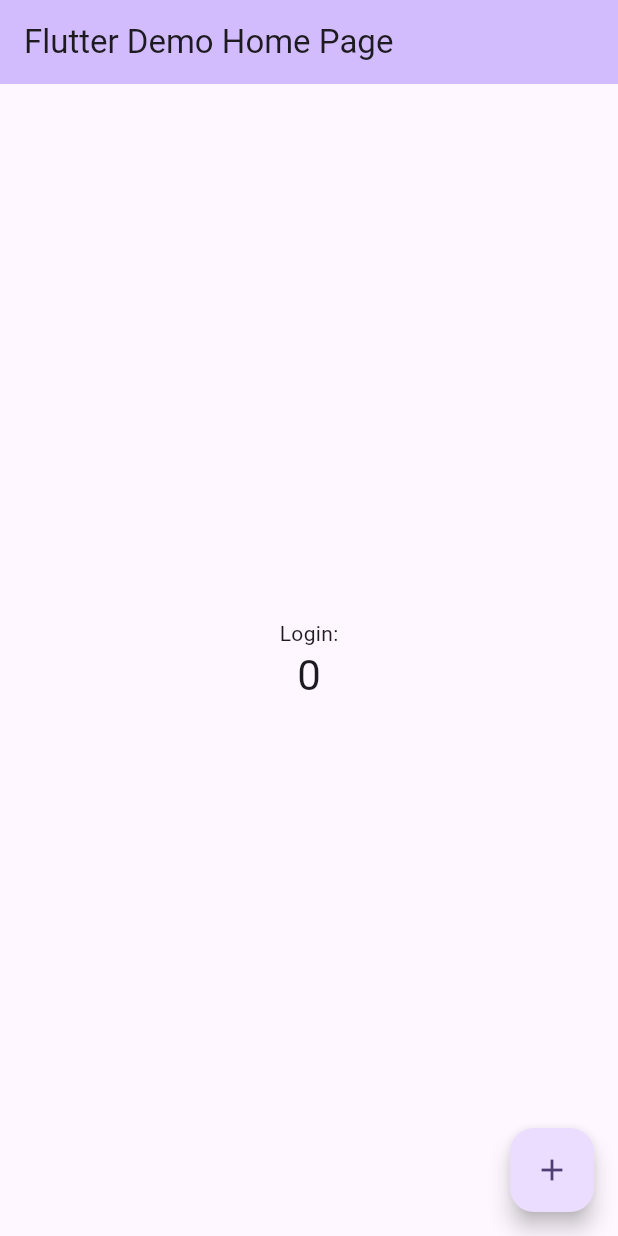
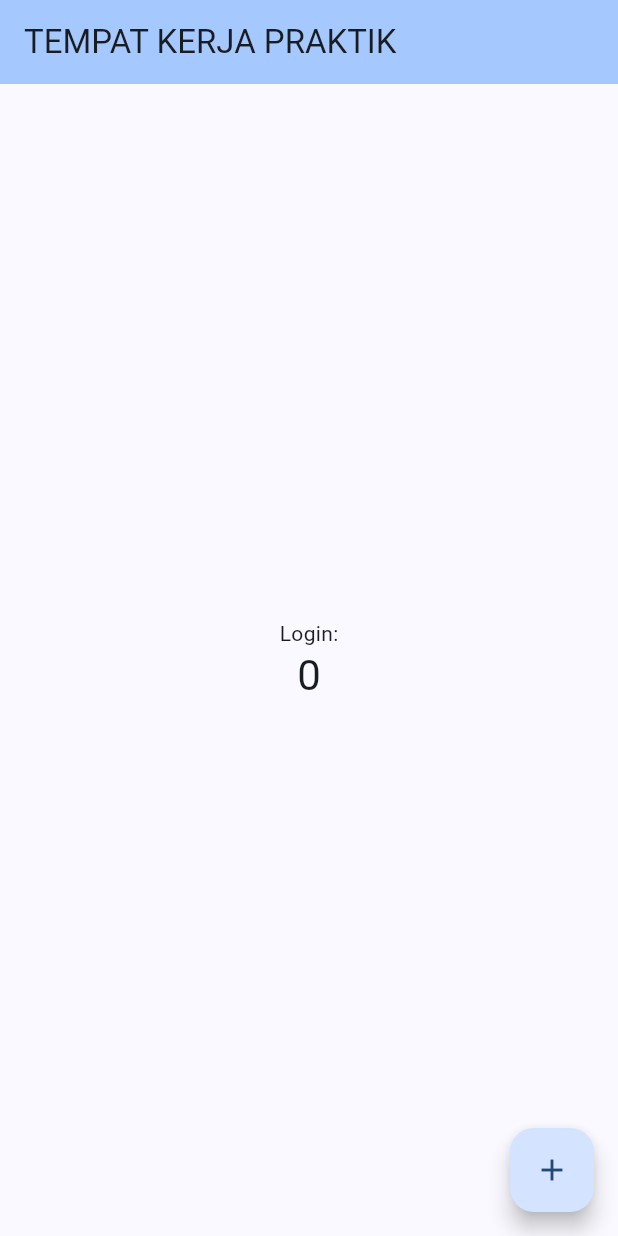
Before and after one commit to farrelfavian18/pab_tugas_akhir, a Flutter app: the screen it shows after launch, on a phone screen of 412 x 824 dp. Run offline on Flutter 3.47's test engine with Material 2 defaults, Android fonts, the phone set to English and light mode, and no system bars.

Commit message:
Menambahkan tittle home dan mengubah warna

```diff
--- a/lib/main.dart
+++ b/lib/main.dart
@@ -11,7 +11,7 @@ class MyApp extends StatelessWidget {
   @override
   Widget build(BuildContext context) {
     return MaterialApp(
-      title: 'Flutter Demo',
+      title: 'PELAYANAN KERJA PRAKTIK',
       theme: ThemeData(
         // This is the theme of your application.
         //
@@ -28,10 +28,11 @@ class MyApp extends StatelessWidget {
         //
         // This works for code too, not just values: Most code changes can be
         // tested with just a hot reload.
-        colorScheme: ColorScheme.fromSeed(seedColor: Colors.deepPurple),
+        colorScheme:
+            ColorScheme.fromSeed(seedColor: Color.fromARGB(255, 63, 126, 203)),
         useMaterial3: true,
       ),
-      home: const MyHomePage(title: 'Flutter Demo Home Page'),
+      home: const MyHomePage(title: 'TEMPAT KERJA PRAKTIK'),
     );
   }
 }
```
